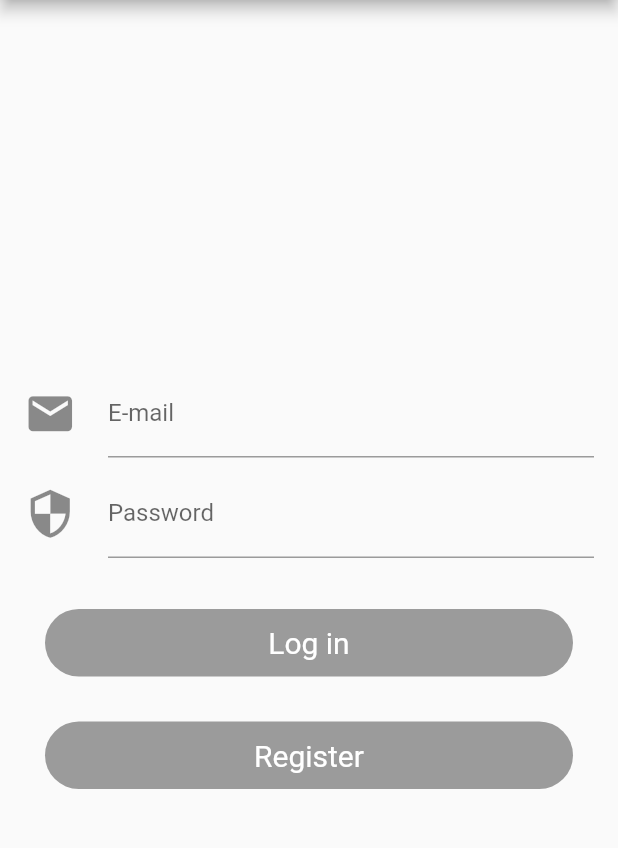
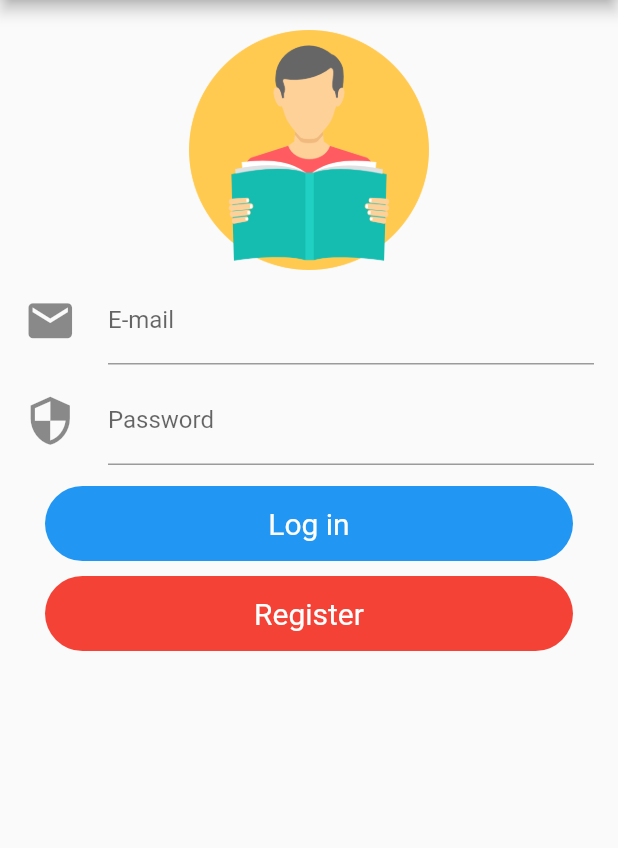
Before and after one commit to mobileappdevhm19/lust-LibraryUniversalSwissTool, a Flutter app: the screen it shows after launch, on a phone screen of 412 x 824 dp, the part 84-932 px from its top. Run offline on Flutter 3.47's test engine with Material 2 defaults, Android fonts, the phone set to English and light mode, and no system bars; our stand-ins replace after_layout, charts_flutter, cloud_firestore, firebase_auth; accounts and stored records are empty.

Commit message:
loginPage layout way better

```diff
--- a/lust/lib/pages/loginPage.dart
+++ b/lust/lib/pages/loginPage.dart
@@ -1,5 +1,6 @@
 import 'package:flutter/cupertino.dart';
 import 'package:flutter/material.dart';
+import 'package:lust/widgets/loginPage/appLogo.dart';
 import 'package:lust/widgets/loginPage/buttonLogIn.dart';
 import 'package:lust/widgets/utils/getTextBox.dart';
 
@@ -15,24 +16,27 @@ class _LoginPageState extends State<LoginPage> {
   Widget build(BuildContext context) {
     return Scaffold(
         appBar: AppBar(title: Text(_title)),
-        body: Center(
-            child: Column(
-              mainAxisAlignment: MainAxisAlignment.center,
+        body: Form(
+            //key: _globalKey,
+            child: ListView(
           children: <Widget>[
             //PENDING: add a circular progress/similar indicator
             //TOP of the SCREEN: app icon!!
-
+            appLogo(),
             TextBox.getTextBox(context, "E-mail",
                 "Do you already have an account?", Icons.email),
             TextBox.getTextBox(context, "Password", "123456", Icons.security),
+            //SizedBox(height: 20, width: double.infinity),
             ButtonLogin(
-                buttonText: "Log in",
-                whichButton: true,
-                buttonColor: Colors.blue),
+              buttonText: "Log in",
+              whichButton: true,
+              buttonColor: Colors.blue,
+            ),
             ButtonLogin(
-                buttonText: "Register",
-                whichButton: false,
-                buttonColor: Colors.red)
+              buttonText: "Register",
+              whichButton: false,
+              buttonColor: Colors.red,
+            )
           ],
         )));
   }
--- /dev/null
+++ b/lust/lib/widgets/loginPage/appLogo.dart
@@ -0,0 +1,11 @@
+import 'package:flutter/material.dart';
+
+Widget appLogo() {
+  return Padding(
+    padding: EdgeInsets.only(top: 20),
+      child: CircleAvatar(
+        backgroundColor: Colors.transparent,
+    child: Image(image: AssetImage('assets/popper.png')),
+    radius: 80,
+  ));
+}
--- a/lust/lib/widgets/loginPage/buttonLogIn.dart
+++ b/lust/lib/widgets/loginPage/buttonLogIn.dart
@@ -25,19 +25,22 @@ class _ButtonLoginState extends State<ButtonLogin> {
 
   @override
   Widget build(BuildContext context) {
-    return SizedBox(
-        width: double.infinity,
-        height: 75,
-        child: Padding(
-          padding: EdgeInsets.only(top: 30, left: 30, right: 30),
-          child: RaisedButton(
+    return Padding(
+        padding: EdgeInsets.only(top: 10, left: 30, right: 30),
+        child: SizedBox(
+          width: double.infinity,
+          height: 50,
+          child: RawMaterialButton(
             elevation: 5,
             shape: RoundedRectangleBorder(
                 borderRadius: new BorderRadius.circular(30)),
-            color: Colors.blue,
+            fillColor: buttonColor,
             child: Text(
               buttonText,
-              style: TextStyle(fontSize: 20, color: Colors.white, fontWeight: FontWeight.w400),
+              style: TextStyle(
+                  fontSize: 20,
+                  color: Colors.white,
+                  fontWeight: FontWeight.w400),
             ),
             onPressed: _buttonClicked(whichButton),
           ),
@@ -45,6 +48,8 @@ class _ButtonLoginState extends State<ButtonLogin> {
   }
 
   _buttonClicked(bool x) {
+    print('eoe');
+
     setState(() {
       if (x) {
         print('LOG IN');
```
